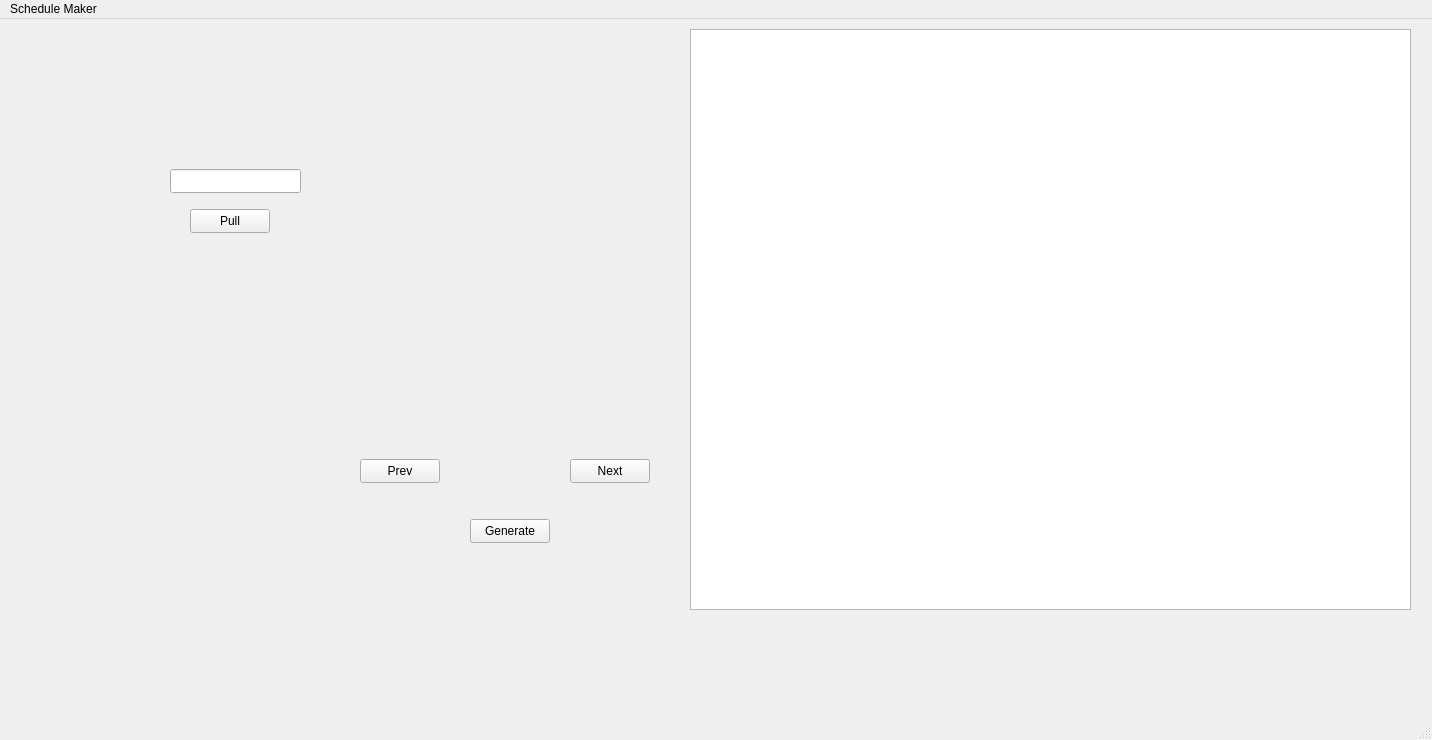
Above: mainwindow.ui from muzair2003/GriffinScheduler before the change. Below: the same form after it.
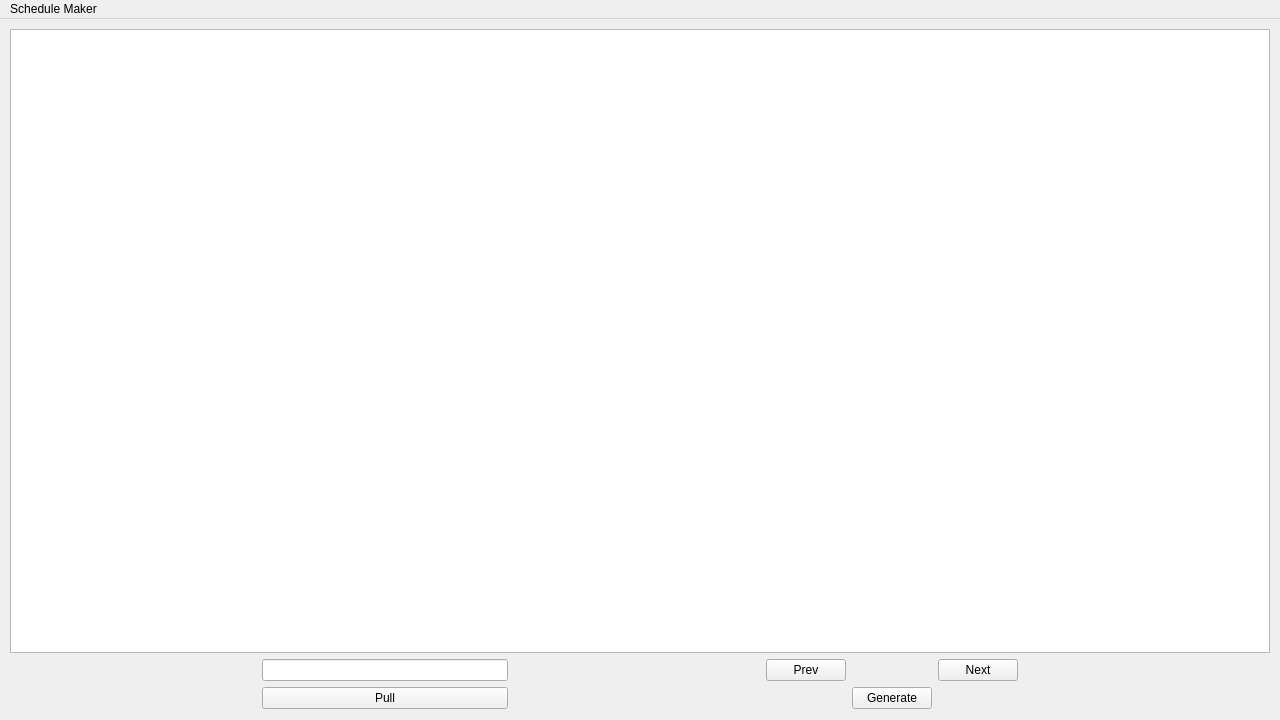
That is the form after the change.

Commit message: working but ui needs work

```diff
--- a/mainwindow.ui
+++ b/mainwindow.ui
@@ -6,98 +6,125 @@
    <rect>
     <x>0</x>
     <y>0</y>
-    <width>1432</width>
-    <height>740</height>
+    <width>1280</width>
+    <height>720</height>
    </rect>
   </property>
   <property name="windowTitle">
    <string>MainWindow</string>
   </property>
   <widget class="QWidget" name="centralwidget">
-   <widget class="QPushButton" name="AlgorithmButton">
+   <property name="sizePolicy">
+    <sizepolicy hsizetype="Expanding" vsizetype="Expanding">
+     <horstretch>0</horstretch>
+     <verstretch>0</verstretch>
+    </sizepolicy>
+   </property>
+   <widget class="QWidget" name="gridWidget_2" native="true">
     <property name="geometry">
      <rect>
-      <x>470</x>
-      <y>500</y>
-      <width>80</width>
-      <height>24</height>
-     </rect>
-    </property>
-    <property name="text">
-     <string>Generate</string>
-    </property>
-   </widget>
-   <widget class="QTableWidget" name="Display">
-    <property name="geometry">
-     <rect>
-      <x>690</x>
+      <x>10</x>
       <y>10</y>
-      <width>721</width>
-      <height>581</height>
+      <width>1260</width>
+      <height>680</height>
      </rect>
     </property>
-   </widget>
-   <widget class="QPushButton" name="prevPageButton">
-    <property name="geometry">
-     <rect>
-      <x>360</x>
-      <y>440</y>
-      <width>80</width>
-      <height>24</height>
-     </rect>
+    <property name="sizePolicy">
+     <sizepolicy hsizetype="Maximum" vsizetype="Maximum">
+      <horstretch>0</horstretch>
+      <verstretch>0</verstretch>
+     </sizepolicy>
     </property>
-    <property name="text">
-     <string>Prev</string>
-    </property>
-   </widget>
-   <widget class="QPushButton" name="nextPageButton">
-    <property name="geometry">
-     <rect>
-      <x>570</x>
-      <y>440</y>
-      <width>80</width>
-      <height>24</height>
-     </rect>
-    </property>
-    <property name="text">
-     <string>Next</string>
-    </property>
-   </widget>
-   <widget class="QLabel" name="PageNumber">
-    <property name="geometry">
-     <rect>
-      <x>470</x>
-      <y>440</y>
-      <width>49</width>
-      <height>16</height>
-     </rect>
-    </property>
-    <property name="text">
-     <string/>
-    </property>
-   </widget>
-   <widget class="QPushButton" name="PullButton">
-    <property name="geometry">
-     <rect>
-      <x>190</x>
-      <y>190</y>
-      <width>80</width>
-      <height>24</height>
-     </rect>
-    </property>
-    <property name="text">
-     <string>Pull</string>
-    </property>
-   </widget>
-   <widget class="QLineEdit" name="PullSubject">
-    <property name="geometry">
-     <rect>
-      <x>170</x>
-      <y>150</y>
-      <width>131</width>
-      <height>24</height>
-     </rect>
-    </property>
+    <layout class="QGridLayout" name="gridLayout_2">
+     <item row="1" column="4">
+      <spacer name="horizontalSpacer_2">
+       <property name="orientation">
+        <enum>Qt::Horizontal</enum>
+       </property>
+       <property name="sizeHint" stdset="0">
+        <size>
+         <width>40</width>
+         <height>20</height>
+        </size>
+       </property>
+      </spacer>
+     </item>
+     <item row="1" column="0">
+      <spacer name="horizontalSpacer">
+       <property name="orientation">
+        <enum>Qt::Horizontal</enum>
+       </property>
+       <property name="sizeHint" stdset="0">
+        <size>
+         <width>40</width>
+         <height>20</height>
+        </size>
+       </property>
+      </spacer>
+     </item>
+     <item row="1" column="1">
+      <layout class="QVBoxLayout" name="verticalLayout">
+       <item>
+        <widget class="QLineEdit" name="PullSubject"/>
+       </item>
+       <item>
+        <widget class="QPushButton" name="PullButton">
+         <property name="text">
+          <string>Pull</string>
+         </property>
+        </widget>
+       </item>
+      </layout>
+     </item>
+     <item row="1" column="3">
+      <layout class="QGridLayout" name="gridLayout">
+       <item row="0" column="2">
+        <widget class="QPushButton" name="nextPageButton">
+         <property name="text">
+          <string>Next</string>
+         </property>
+        </widget>
+       </item>
+       <item row="1" column="1">
+        <widget class="QPushButton" name="AlgorithmButton">
+         <property name="text">
+          <string>Generate</string>
+         </property>
+        </widget>
+       </item>
+       <item row="0" column="0">
+        <widget class="QPushButton" name="prevPageButton">
+         <property name="text">
+          <string>Prev</string>
+         </property>
+        </widget>
+       </item>
+       <item row="0" column="1">
+        <widget class="QLabel" name="PageNumber">
+         <property name="text">
+          <string/>
+         </property>
+        </widget>
+       </item>
+      </layout>
+     </item>
+     <item row="1" column="2">
+      <spacer name="horizontalSpacer_3">
+       <property name="orientation">
+        <enum>Qt::Horizontal</enum>
+       </property>
+       <property name="sizeHint" stdset="0">
+        <size>
+         <width>40</width>
+         <height>20</height>
+        </size>
+       </property>
+      </spacer>
+     </item>
+     <item row="0" column="0" colspan="5">
+      <widget class="QTableWidget" name="Display"/>
+     </item>
+    </layout>
    </widget>
   </widget>
   <widget class="QMenuBar" name="menubar">
@@ -105,7 +132,7 @@
     <rect>
      <x>0</x>
      <y>0</y>
-     <width>1432</width>
+     <width>1280</width>
      <height>21</height>
     </rect>
    </property>
@@ -116,7 +143,6 @@
    </widget>
    <addaction name="menuSchedule_Maker"/>
   </widget>
-  <widget class="QStatusBar" name="statusbar"/>
  </widget>
  <resources/>
  <connections/>
```
Left out of the diff: 8 changed lines with no effect on the pictures. The commit also changes 5 other files.
